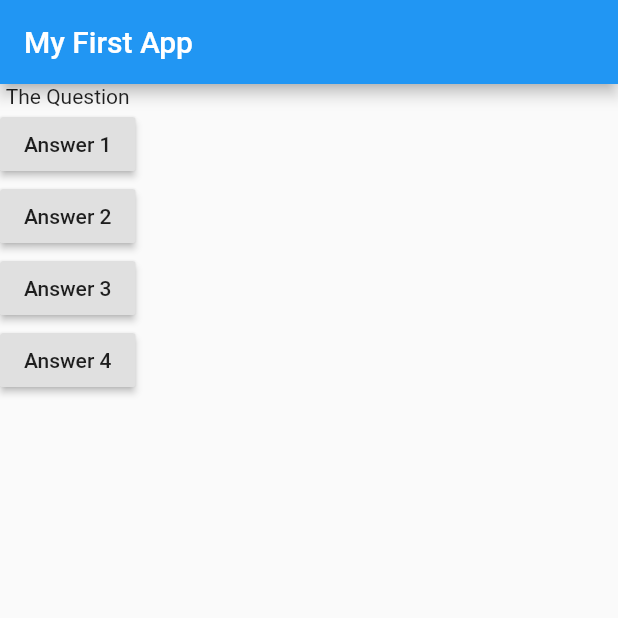
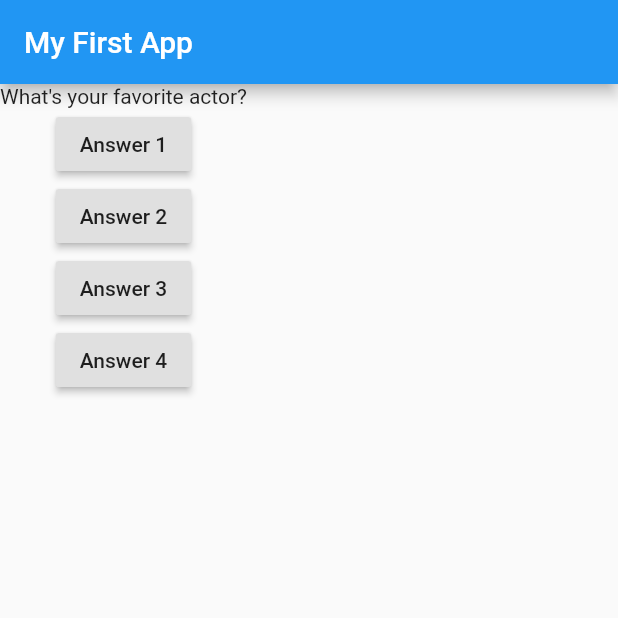
Before and after one commit to bowe99/Personality-Test-App, a Flutter app: the screen it shows after launch, after a tap on "Answer 1", on a phone screen of 412 x 824 dp, the top half of it. Run offline on Flutter 3.47's test engine with Material 2 defaults, Android fonts, the phone set to English and light mode, and no system bars.

Commit message:
Create Stateful Widget that changes Text when button is pushed

```diff
--- a/lib/main.dart
+++ b/lib/main.dart
@@ -4,21 +4,38 @@ import 'package:flutter/material.dart';
 void main() => runApp(MyApp());
 
 
-class MyApp extends StatelessWidget{
+class MyApp extends StatefulWidget{
+  @override
+  State<StatefulWidget> createState() {
+    return MyAppState();
+  }
+}
+
+class MyAppState extends State{
+  var questionIndex = 0;
+
   void answerQuestion(){
+    setState(() {
+      questionIndex++;
+    });
     print('Answered Question');
   }
 
   @override
   Widget build(BuildContext context) {
+    var questions = [
+      'What\'s your favorite country in the list bellow?',
+      'What\'s your favorite actor?',
+      'What\'s your favorite animal'
+    ];
     return MaterialApp(
       home: Scaffold(
         appBar: AppBar(title: Text('My First App'),
         ),
         body: Column(
           children: <Widget>[
-            Text('The Question'),
-            RaisedButton(child: Text('Answer 1'), onPressed: () => print('Answer 1 Chosen'),),
+            Text(questions[questionIndex]),
+            RaisedButton(child: Text('Answer 1'), onPressed: answerQuestion,),
             RaisedButton(child: Text('Answer 2'), onPressed: answerQuestion,),
             RaisedButton(child: Text('Answer 3'), onPressed: answerQuestion,),
             RaisedButton(child: Text('Answer 4'), onPressed: answerQuestion,),
```
